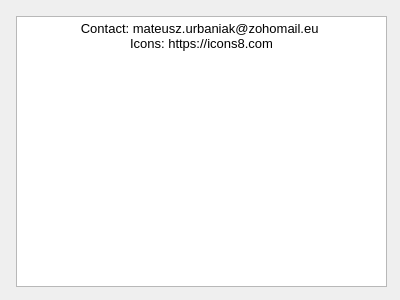
Before: the Qt Designer form author.ui in mateusur/Home_automation, drawn with Qt 5.
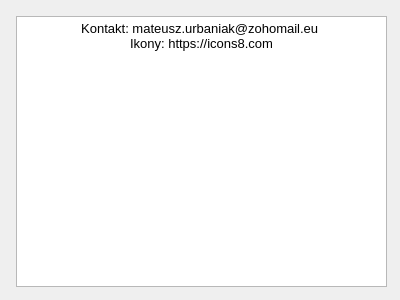
After: the same form once the commit is applied.

```diff
--- a/author.ui
+++ b/author.ui
@@ -59,8 +59,8 @@
 &lt;html&gt;&lt;head&gt;&lt;meta name=&quot;qrichtext&quot; content=&quot;1&quot; /&gt;&lt;style type=&quot;text/css&quot;&gt;
 p, li { white-space: pre-wrap; }
 &lt;/style&gt;&lt;/head&gt;&lt;body style=&quot; font-family:'MS Shell Dlg 2'; font-size:7.8pt; font-weight:400; font-style:normal;&quot;&gt;
-&lt;p align=&quot;center&quot; style=&quot; margin-top:0px; margin-bottom:0px; margin-left:0px; margin-right:0px; -qt-block-indent:0; text-indent:0px;&quot;&gt;&lt;span style=&quot; font-size:10pt;&quot;&gt;Contact: mateusz.urbaniak@zohomail.eu &lt;/span&gt;&lt;/p&gt;
-&lt;p align=&quot;center&quot; style=&quot; margin-top:0px; margin-bottom:0px; margin-left:0px; margin-right:0px; -qt-block-indent:0; text-indent:0px;&quot;&gt;&lt;span style=&quot; font-size:10pt;&quot;&gt;Icons: https://icons8.com&lt;/span&gt;&lt;/p&gt;
+&lt;p align=&quot;center&quot; style=&quot; margin-top:0px; margin-bottom:0px; margin-left:0px; margin-right:0px; -qt-block-indent:0; text-indent:0px;&quot;&gt;&lt;span style=&quot; font-size:10pt;&quot;&gt;Kontakt: mateusz.urbaniak@zohomail.eu &lt;/span&gt;&lt;/p&gt;
+&lt;p align=&quot;center&quot; style=&quot; margin-top:0px; margin-bottom:0px; margin-left:0px; margin-right:0px; -qt-block-indent:0; text-indent:0px;&quot;&gt;&lt;span style=&quot; font-size:10pt;&quot;&gt;Ikony: https://icons8.com&lt;/span&gt;&lt;/p&gt;
 &lt;p style=&quot; margin-top:0px; margin-bottom:0px; margin-left:0px; margin-right:0px; -qt-block-indent:0; text-indent:0px;&quot;&gt;&lt;span style=&quot; font-size:10pt;&quot;&gt;&lt;br /&gt;&lt;/span&gt;&lt;/p&gt;&lt;/body&gt;&lt;/html&gt;</string>
      </property>
     </widget>
```
